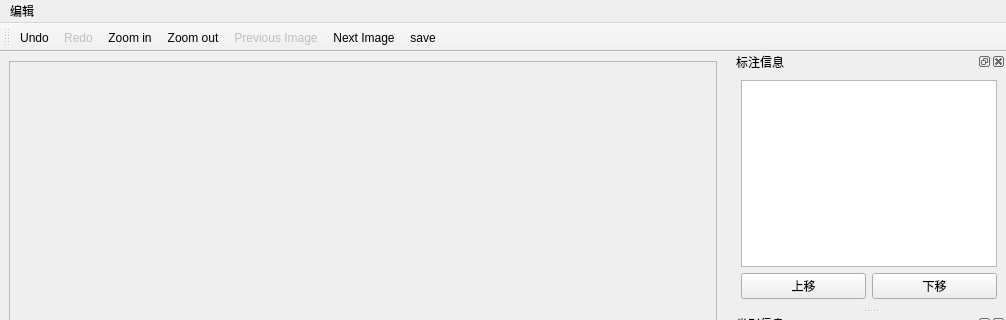
Old version of the form label.ui in the repository bianhongyong/industrail_software; both pictures show x 0 to 1006 and y 0 to 320 of the 1006 by 853 pixel window.
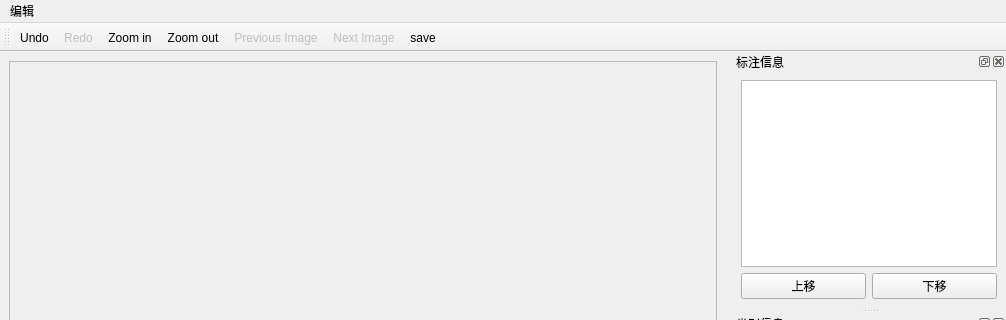
New version of the form. Icons and pictures are not drawn. Custom widgets are drawn as their Qt base class.

What changed in the file:
```diff
--- a/label.ui
+++ b/label.ui
@@ -265,7 +265,7 @@
   </action>
   <action name="actionNext_Image">
    <property name="enabled">
-    <bool>true</bool>
+    <bool>false</bool>
    </property>
    <property name="icon">
     <iconset resource="resource.qrc">
```
Left out of the diff: 3 changed lines with no effect on the pictures.
